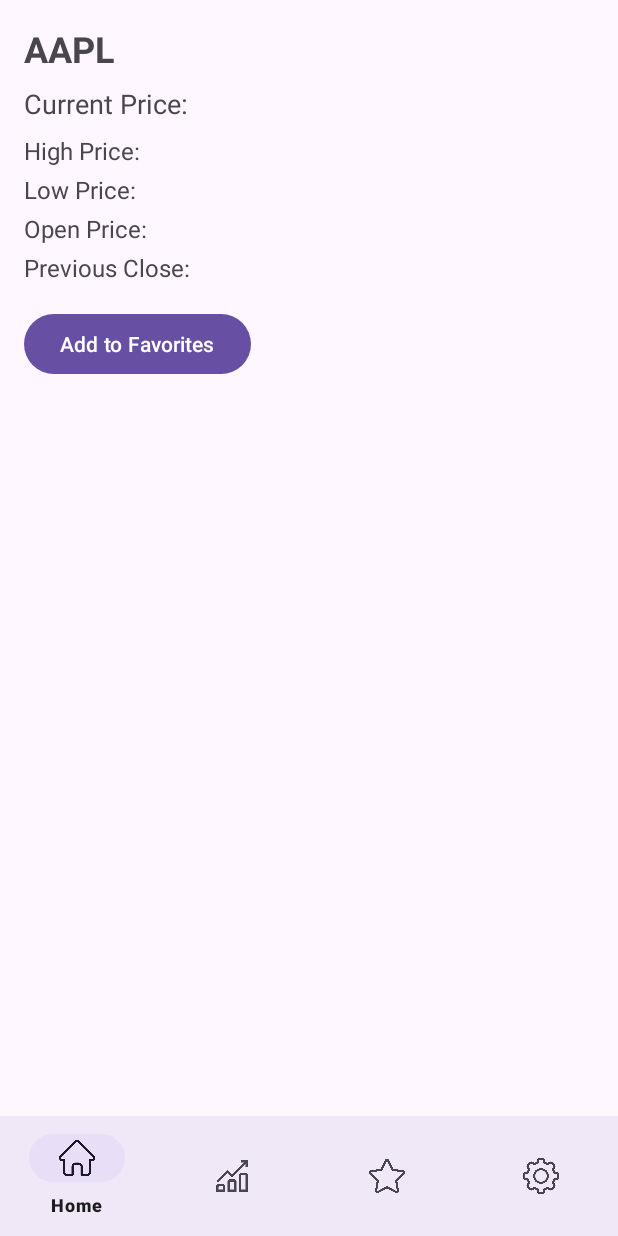
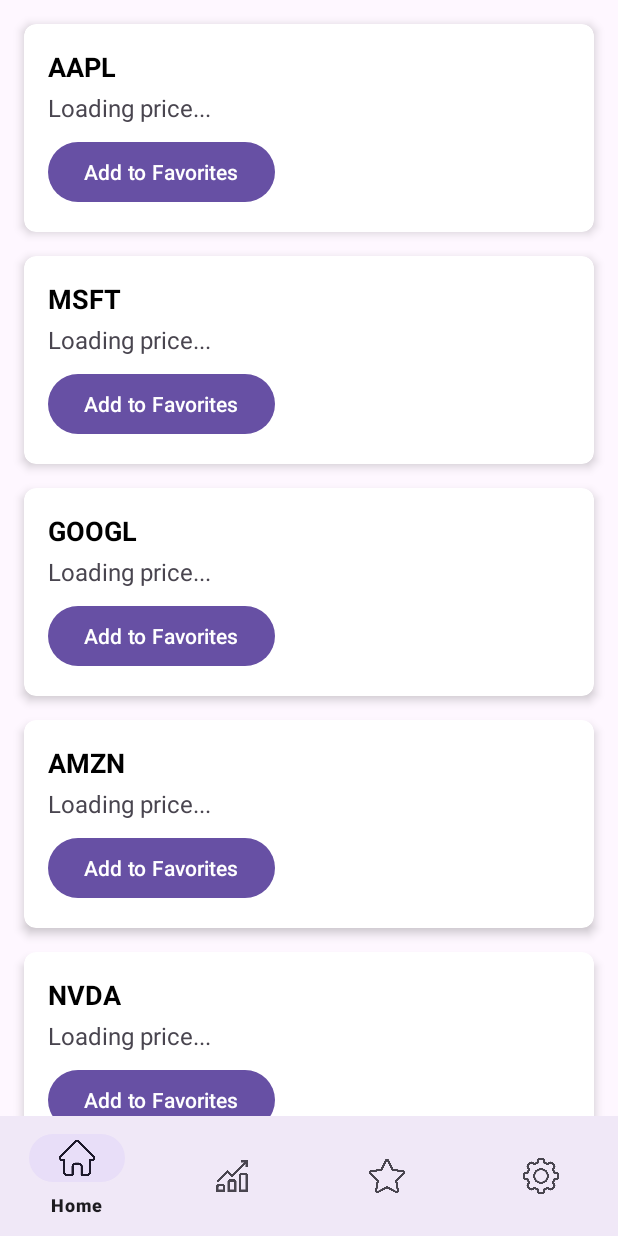
Before and after one commit to Pw-Wolf/BrzeVijesti, an Android app: the fragment StocksFragment placed in its activity, on a phone screen of 412 x 824 dp. Run offline under Robolectric (Android 15) with nearby library versions, the phone set to English and light mode, and no system bars; our stand-ins replace Room's generated code; pictures from the network do not load.

Commit message:
Added more stocks

```diff
--- a/app/src/main/java/com/sasaadamovic/brzevijesti/FavoriteStockDao.java
+++ b/app/src/main/java/com/sasaadamovic/brzevijesti/FavoriteStockDao.java
@@ -20,4 +20,7 @@
 
     @Query("SELECT EXISTS(SELECT 1 FROM favorite_stocks WHERE symbol = :symbol LIMIT 1)")
     boolean isFavorite(String symbol);
+
+    @Query("DELETE FROM favorite_stocks WHERE symbol = :symbol")
+    void deleteBySymbol(String symbol); // Dodajte ovu metodu
 }
--- /dev/null
+++ b/app/src/main/java/com/sasaadamovic/brzevijesti/StockAdapter.java
@@ -0,0 +1,75 @@
+package com.sasaadamovic.brzevijesti;
+
+import android.view.LayoutInflater;
+import android.view.View;
+import android.view.ViewGroup;
+import android.widget.Button;
+import android.widget.TextView;
+import androidx.annotation.NonNull;
+import androidx.recyclerview.widget.RecyclerView;
+import java.util.List;
+
+public class StockAdapter extends RecyclerView.Adapter<StockAdapter.StockViewHolder> {
+
+    private List<String> stockSymbols; // Lista simbola dionica
+    private OnItemClickListener listener;
+
+    // Interface za klik na gumb Favorite
+    public interface OnItemClickListener {
+        void onFavoriteClick(String symbol, int position);
+    }
+
+    public StockAdapter(List<String> stockSymbols, OnItemClickListener listener) {
+        this.stockSymbols = stockSymbols;
+        this.listener = listener;
+    }
+
+    @NonNull
+    @Override
+    public StockViewHolder onCreateViewHolder(@NonNull ViewGroup parent, int viewType) {
+        View view = LayoutInflater.from(parent.getContext()).inflate(R.layout.item_stock, parent, false);
+        return new StockViewHolder(view);
+    }
+
+    @Override
+    public void onBindViewHolder(@NonNull StockViewHolder holder, int position) {
+        String symbol = stockSymbols.get(position);
+        holder.stockSymbol.setText(symbol);
+
+        // Ovdje ćete postaviti cijenu dionice. Trenutno je prazno jer će se cijena dohvatiti asinkrono.
+        // Cijena će se postaviti unutar StocksFragmenta nakon što se dohvati.
+        holder.stockPrice.setText("Loading price...");
+
+        // Postavite slušatelja klika na gumb Favorite
+        holder.favoriteButton.setOnClickListener(v -> {
+            if (listener != null) {
+                listener.onFavoriteClick(symbol, position);
+            }
+        });
+    }
+
+    @Override
+    public int getItemCount() {
+        return stockSymbols.size();
+    }
+
+    // Metoda za ažuriranje cijene pojedine dionice
+    public void updateStockPrice(int position, String price) {
+        // Morate pronaći način da ažurirate prikaz cijene za određenu dionicu
+        // To ćete morati implementirati u StocksFragmentu nakon što dohvatite cijenu.
+        // Ovdje je samo placeholder.
+    }
+
+    public static class StockViewHolder extends RecyclerView.ViewHolder {
+        TextView stockSymbol;
+        TextView stockPrice;
+        Button favoriteButton;
+
+        public StockViewHolder(@NonNull View itemView) {
+            super(itemView);
+            stockSymbol = itemView.findViewById(R.id.stockItemSymbol);
+            stockPrice = itemView.findViewById(R.id.stockItemPrice);
+            favoriteButton = itemView.findViewById(R.id.stockItemFavoriteButton);
+        }
+    }
+}
--- a/app/src/main/java/com/sasaadamovic/brzevijesti/StocksFragment.java
+++ b/app/src/main/java/com/sasaadamovic/brzevijesti/StocksFragment.java
@@ -1,38 +1,35 @@
-package com.sasaadamovic.brzevijesti;
+package com.sasaadamovic.brzevijesti; // Your package name
 
 import android.os.Bundle;
 import androidx.annotation.NonNull;
 import androidx.annotation.Nullable;
 import androidx.fragment.app.Fragment;
+import androidx.recyclerview.widget.LinearLayoutManager;
+import androidx.recyclerview.widget.RecyclerView;
 import androidx.room.Room;
 
 import android.view.LayoutInflater;
 import android.view.View;
 import android.view.ViewGroup;
-import android.widget.Button;
-import android.widget.TextView;
 import android.widget.Toast;
 
 import java.io.IOException;
+import java.util.ArrayList;
+import java.util.Arrays;
+import java.util.List;
 import java.util.concurrent.ExecutorService;
 import java.util.concurrent.Executors;
+import android.widget.Button;
 
-public class StocksFragment extends Fragment {
+public class StocksFragment extends Fragment implements StockAdapter.OnItemClickListener {
 
-    private TextView stockSymbolTextView;
-    private TextView stockPriceTextView;
-    private TextView stockHighPriceTextView;
-    private TextView stockLowPriceTextView;
-    private TextView stockOpenPriceTextView;
-    private TextView stockPreviousClosePriceTextView;
-    private Button addToFavoritesButton;
-
+    private RecyclerView stocksRecyclerView;
+    private StockAdapter stockAdapter;
+    private List<String> stockSymbols; // Lista simbola dionica
     private NewsApiService newsApiService;
     private ExecutorService executorService;
     private AppDatabase db;
     private FavoriteStockDao favoriteStockDao;
-
-    private String currentStockSymbol = "AAPL"; // Simbol dionice koju trenutno prikazujemo
 
     public StocksFragment() {
         // Required empty public constructor
@@ -43,13 +40,17 @@
                              Bundle savedInstanceState) {
         View view = inflater.inflate(R.layout.fragment_stocks, container, false);
 
-        stockSymbolTextView = view.findViewById(R.id.stockSymbolTextView);
-        stockPriceTextView = view.findViewById(R.id.stockPriceTextView);
-        stockHighPriceTextView = view.findViewById(R.id.stockHighPriceTextView);
-        stockLowPriceTextView = view.findViewById(R.id.stockLowPriceTextView);
-        stockOpenPriceTextView = view.findViewById(R.id.stockOpenPriceTextView);
-        stockPreviousClosePriceTextView = view.findViewById(R.id.stockPreviousClosePriceTextView);
-        addToFavoritesButton = view.findViewById(R.id.addToFavoritesButton);
+        stocksRecyclerView = view.findViewById(R.id.stocksRecyclerView);
+        stocksRecyclerView.setLayoutManager(new LinearLayoutManager(getContext()));
+
+        // Lista dionica koje želite prikazati
+        stockSymbols = new ArrayList<>(Arrays.asList(
+                "AAPL", "MSFT", "GOOGL", "AMZN", "NVDA", "TSLA"
+//                , "META", "AMD", "INTC", "CSCO"
+        ));
+
+        stockAdapter = new StockAdapter(stockSymbols, this);
+        stocksRecyclerView.setAdapter(stockAdapter);
 
         newsApiService = new NewsApiService();
         executorService = Executors.newSingleThreadExecutor();
@@ -59,69 +60,95 @@
                 AppDatabase.class, "brzevijesti-db").build();
         favoriteStockDao = db.favoriteStockDao();
 
-
-        fetchStockQuote(currentStockSymbol); // Primjer za Apple dionicu
-        checkFavoriteStatus(currentStockSymbol);
-
-        addToFavoritesButton.setOnClickListener(v -> {
-            toggleFavoriteStock(currentStockSymbol, "Apple Inc."); // Trebali biste dohvatiti pravo ime tvrtke
-        });
+        fetchAllStockQuotes();
 
         return view;
     }
 
-    private void fetchStockQuote(String symbol) {
+    private void fetchAllStockQuotes() {
+        for (int i = 0; i < stockSymbols.size(); i++) {
+            final int position = i;
+            final String symbol = stockSymbols.get(i);
             executorService.execute(() -> {
                 try {
                     NewsApiService.StockQuote quote = newsApiService.getStockQuote(symbol);
+                    getActivity().runOnUiThread(() -> {
                         if (quote != null) {
-                    getActivity().runOnUiThread(() -> {
-                        stockSymbolTextView.setText(symbol);
-                        stockPriceTextView.setText(String.format("Current Price: %.2f", quote.getCurrentPrice()));
-                        stockHighPriceTextView.setText(String.format("High Price: %.2f", quote.getHighPrice()));
-                        stockLowPriceTextView.setText(String.format("Low Price: %.2f", quote.getLowPrice()));
-                        stockOpenPriceTextView.setText(String.format("Open Price: %.2f", quote.getOpenPrice()));
-                        stockPreviousClosePriceTextView.setText(String.format("Previous Close: %.2f", quote.getPreviousClosePrice()));
+                            // Pronađite ViewHolder za ovu poziciju i ažurirajte TextView
+                            RecyclerView.ViewHolder viewHolder = stocksRecyclerView.findViewHolderForAdapterPosition(position);
+                            if (viewHolder instanceof StockAdapter.StockViewHolder) {
+                                ((StockAdapter.StockViewHolder) viewHolder).stockPrice.setText(String.format("Current Price: %.2f", quote.getCurrentPrice()));
+                            }
+                        } else {
+                            Toast.makeText(getContext(), "Failed to fetch quote for " + symbol, Toast.LENGTH_SHORT).show();
+                        }
+                        // Provjerite status favorita i ažurirajte gumb
+                        checkFavoriteStatus(symbol, position);
                     });
-                } else {
-                    getActivity().runOnUiThread(() -> Toast.makeText(getContext(), "Failed to fetch stock quote for " + symbol, Toast.LENGTH_SHORT).show());
-                }
                 } catch (IOException e) {
                     e.printStackTrace();
-                getActivity().runOnUiThread(() -> Toast.makeText(getContext(), "Error fetching stock quote: " + e.getMessage(), Toast.LENGTH_SHORT).show());
+                    getActivity().runOnUiThread(() -> Toast.makeText(getContext(), "Error fetching quote for " + symbol + ": " + e.getMessage(), Toast.LENGTH_SHORT).show());
                 }
             });
         }
+    }
 
-    private void checkFavoriteStatus(String symbol) {
+    private void checkFavoriteStatus(String symbol, int position) {
         executorService.execute(() -> {
             boolean isFav = favoriteStockDao.isFavorite(symbol);
             getActivity().runOnUiThread(() -> {
+                RecyclerView.ViewHolder viewHolder = stocksRecyclerView.findViewHolderForAdapterPosition(position);
+                if (viewHolder instanceof StockAdapter.StockViewHolder) {
+                    Button favoriteButton = ((StockAdapter.StockViewHolder) viewHolder).favoriteButton;
                     if (isFav) {
-                    addToFavoritesButton.setText("Remove from Favorites");
+                        favoriteButton.setText("Remove from Favorites");
                     } else {
-                    addToFavoritesButton.setText("Add to Favorites");
+                        favoriteButton.setText("Add to Favorites");
+                    }
                 }
             });
         });
     }
 
-    private void toggleFavoriteStock(String symbol, String companyName) {
+    @Override
+    public void onFavoriteClick(String symbol, int position) {
+        // U ovoj jednostavnoj implementaciji, nemamo ime tvrtke direktno iz API-ja za quote.
+        // U stvarnoj aplikaciji, trebali biste dohvatiti ime tvrtke za simbol.
+        // Ovdje ćemo koristiti simbol kao privremeno ime tvrtke.
+        toggleFavoriteStock(symbol, symbol, position);
+    }
+
+    private void toggleFavoriteStock(String symbol, String companyName, int position) {
         executorService.execute(() -> {
             boolean isCurrentlyFavorite = favoriteStockDao.isFavorite(symbol);
             if (isCurrentlyFavorite) {
                 // Ukloni iz favorita
-                favoriteStockDao.delete(new FavoriteStock(symbol, companyName)); // Potrebno je dohvati ID za brisanje ili pronaći po simbolu
+                FavoriteStock stockToRemove = new FavoriteStock(symbol, companyName);
+                // Da biste obrisali, morate dohvati objekt s ID-jem ili koristiti Query za brisanje po simbolu
+                // Da biste obrisali, morate dohvati objekt s ID-jem ili koristiti Query za brisanje po simbolu
+                // Za ovu implementaciju, pretpostavit ćemo da Room može obrisati objekt na temelju primarnog ključa (koji se generira automatski).
+                // Ako ID nije postavljen, ovo može uzrokovati problem. Bolje je brisati pomoću simbola.
+                favoriteStockDao.deleteBySymbol(symbol); // Koristite novu metodu za brisanje po simbolu
+
                 getActivity().runOnUiThread(() -> {
                     Toast.makeText(getContext(), symbol + " removed from favorites", Toast.LENGTH_SHORT).show();
-                    addToFavoritesButton.setText("Add to Favorites");
+                    // Ažurirajte gumb nakon promjene statusa favorita
+                    RecyclerView.ViewHolder viewHolder = stocksRecyclerView.findViewHolderForAdapterPosition(position);
+                    if (viewHolder instanceof StockAdapter.StockViewHolder) {
+                        ((StockAdapter.StockViewHolder) viewHolder).favoriteButton.setText("Add to Favorites");
+                    }
                 });
             } else {
                 // Dodaj u favorite
-                favoriteStockDao.insert(new FavoriteStock(symbol, companyName));
+                FavoriteStock newFavorite = new FavoriteStock(symbol, companyName);
+                favoriteStockDao.insert(newFavorite);
                 getActivity().runOnUiThread(() -> {
                     Toast.makeText(getContext(), symbol + " added to favorites", Toast.LENGTH_SHORT).show();
-                    addToFavoritesButton.setText("Remove from Favorites");
+                    // Ažurirajte gumb nakon promjene statusa favorita
+                    RecyclerView.ViewHolder viewHolder = stocksRecyclerView.findViewHolderForAdapterPosition(position);
+                    if (viewHolder instanceof StockAdapter.StockViewHolder) {
+                        ((StockAdapter.StockViewHolder) viewHolder).favoriteButton.setText("Remove from Favorites");
+                    }
                 });
             }
         });
--- a/app/src/main/res/layout/fragment_stocks.xml
+++ b/app/src/main/res/layout/fragment_stocks.xml
@@ -1,65 +1,15 @@
 <?xml version="1.0" encoding="utf-8"?>
-<LinearLayout xmlns:android="http://schemas.android.com/apk/res/android"
+<FrameLayout xmlns:android="http://schemas.android.com/apk/res/android"
     xmlns:tools="http://schemas.android.com/tools"
     android:layout_width="match_parent"
     android:layout_height="match_parent"
-    android:orientation="vertical"
-    android:padding="16dp"
     tools:context=".StocksFragment">
 
-    <TextView
-        android:id="@+id/stockSymbolTextView"
-        android:layout_width="wrap_content"
-        android:layout_height="wrap_content"
-        android:text="AAPL"
-        android:textSize="24sp"
-        android:textStyle="bold"
-        android:layout_marginBottom="8dp"/>
+    <androidx.recyclerview.widget.RecyclerView
+        android:id="@+id/stocksRecyclerView"
+        android:layout_width="match_parent"
+        android:layout_height="match_parent"
+        android:padding="8dp"
+        android:clipToPadding="false" />
 
-    <TextView
-        android:id="@+id/stockPriceTextView"
-        android:layout_width="wrap_content"
-        android:layout_height="wrap_content"
-        android:text="Current Price: "
-        android:textSize="18sp"
-        android:layout_marginBottom="8dp"/>
-
-    <TextView
-        android:id="@+id/stockHighPriceTextView"
-        android:layout_width="wrap_content"
-        android:layout_height="wrap_content"
-        android:text="High Price: "
-        android:textSize="16sp"
-        android:layout_marginBottom="4dp"/>
-
-    <TextView
-        android:id="@+id/stockLowPriceTextView"
-        android:layout_width="wrap_content"
-        android:layout_height="wrap_content"
-        android:text="Low Price: "
-        android:textSize="16sp"
-        android:layout_marginBottom="4dp"/>
-
-    <TextView
-        android:id="@+id/stockOpenPriceTextView"
-        android:layout_width="wrap_content"
-        android:layout_height="wrap_content"
-        android:text="Open Price: "
-        android:textSize="16sp"
-        android:layout_marginBottom="4dp"/>
-
-    <TextView
-        android:id="@+id/stockPreviousClosePriceTextView"
-        android:layout_width="wrap_content"
-        android:layout_height="wrap_content"
-        android:text="Previous Close: "
-        android:textSize="16sp"
-        android:layout_marginBottom="16dp"/>
-
-    <Button
-        android:id="@+id/addToFavoritesButton"
-        android:layout_width="wrap_content"
-        android:layout_height="wrap_content"
-        android:text="Add to Favorites"/>
-
-</LinearLayout>
+</FrameLayout>
--- /dev/null
+++ b/app/src/main/res/layout/item_stock.xml
@@ -0,0 +1,42 @@
+<?xml version="1.0" encoding="utf-8"?>
+<androidx.cardview.widget.CardView
+    xmlns:android="http://schemas.android.com/apk/res/android"
+    xmlns:app="http://schemas.android.com/apk/res-auto"
+    android:layout_width="match_parent"
+    android:layout_height="wrap_content"
+    android:layout_margin="8dp"
+    app:cardCornerRadius="8dp"
+    app:cardElevation="4dp">
+
+    <LinearLayout
+        android:layout_width="match_parent"
+        android:layout_height="wrap_content"
+        android:orientation="vertical"
+        android:padding="16dp">
+
+        <TextView
+            android:id="@+id/stockItemSymbol"
+            android:layout_width="wrap_content"
+            android:layout_height="wrap_content"
+            android:textSize="18sp"
+            android:textStyle="bold"
+            android:textColor="@android:color/black"
+            android:text="SYMBOL" />
+
+        <TextView
+            android:id="@+id/stockItemPrice"
+            android:layout_width="wrap_content"
+            android:layout_height="wrap_content"
+            android:text="Current Price: "
+            android:textSize="16sp"
+            android:layout_marginTop="4dp"/>
+
+        <Button
+            android:id="@+id/stockItemFavoriteButton"
+            android:layout_width="wrap_content"
+            android:layout_height="wrap_content"
+            android:layout_marginTop="8dp"
+            android:text="Add to Favorites"/>
+
+    </LinearLayout>
+</androidx.cardview.widget.CardView>
```
Lines whose indentation alone changed are shown as unchanged.
